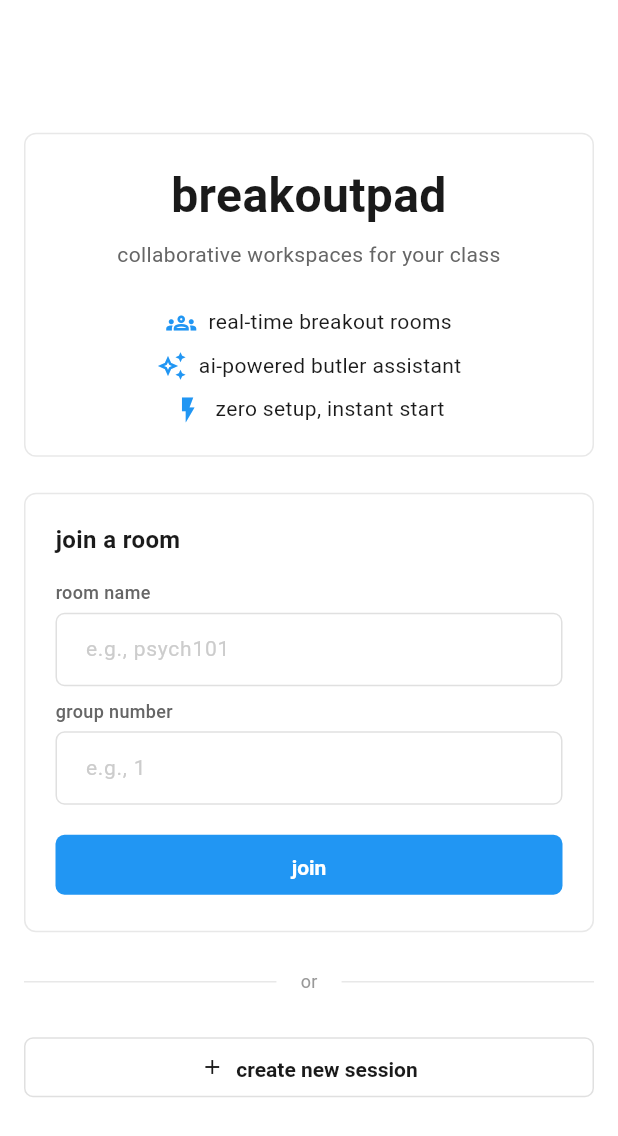
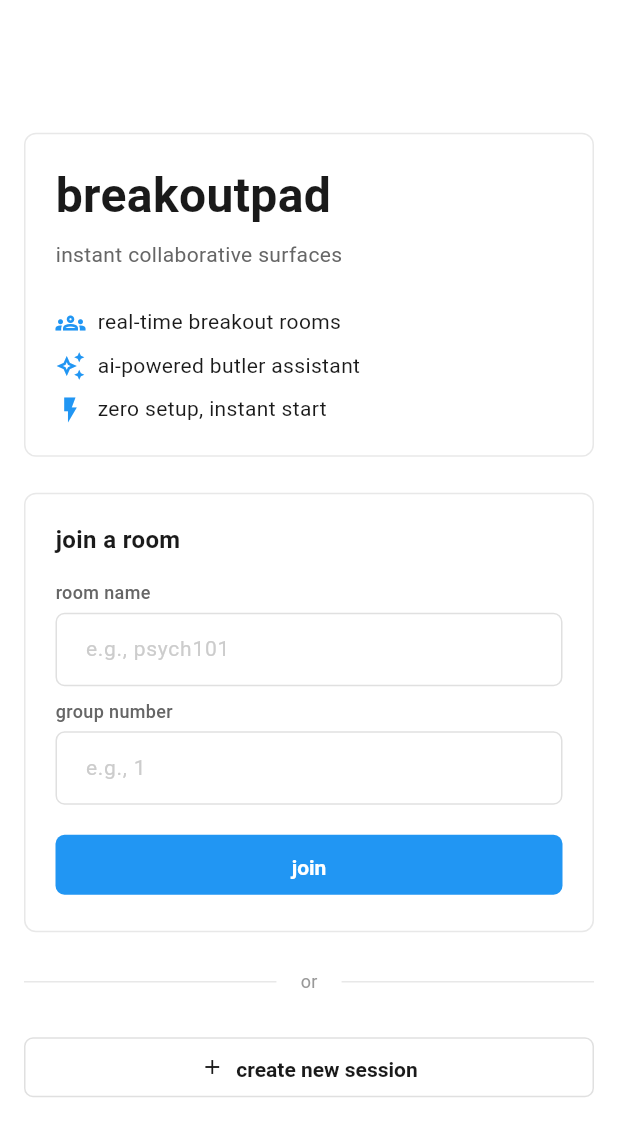
Before and after one commit to dgavriloff/serverpod-butler, a Flutter app: the screen it shows after launch, on a phone screen of 412 x 824 dp. Shown: the top 1136 px of the screen. Run offline on Flutter 3.47's test engine with Material 3 defaults, Android fonts, the phone set to English and light mode, and no system bars; our stand-ins replace flutter_riverpod, go_router, google_generative_ai, web; missing offline and left inert: dart:js_interop, serverpod, serverpod_auth_core_client, serverpod_auth_core_server, serverpod_auth_idp_client, serverpod_auth_idp_server and 2 more; statements that could not run were skipped.

Commit message:
fix: left-align hero card text, update subtitle
Always left-align all text in the hero card (remove alignment param).
Change subtitle from "collaborative workspaces for your class" to
"instant collaborative surfaces".

Generated with [Claude Code](https://claude.ai/code)
via [Happy](https://happy.engineering)

Co-Authored-By: Claude <noreply@anthropic.com>
Co-Authored-By: Happy <yesreply@happy.engineering>

```diff
--- a/breakout_butler/breakout_butler_flutter/lib/features/home/screens/home_screen.dart
+++ b/breakout_butler/breakout_butler_flutter/lib/features/home/screens/home_screen.dart
@@ -116,7 +116,7 @@ class _HomeScreenState extends ConsumerState<HomeScreen> {
                     bottom: SpSpacing.xl,
                   ),
                   child: const Center(
-                    child: HomeHero(alignment: CrossAxisAlignment.start),
+                    child: HomeHero(),
                   ),
                 ),
               ),
--- a/breakout_butler/breakout_butler_flutter/lib/features/home/widgets/home_hero.dart
+++ b/breakout_butler/breakout_butler_flutter/lib/features/home/widgets/home_hero.dart
@@ -6,37 +6,27 @@ import '../../../core/theme/sp_typography.dart';
 import '../../../core/widgets/sp_card.dart';
 
 /// Hero section for the home screen — title + subtitle + feature bullets
-/// wrapped in an SpCard.
-///
-/// [alignment] controls cross-axis: centered on mobile, left-aligned on desktop.
+/// wrapped in an SpCard. Always left-aligned.
 class HomeHero extends StatelessWidget {
-  const HomeHero({
-    super.key,
-    this.alignment = CrossAxisAlignment.center,
-  });
-
-  final CrossAxisAlignment alignment;
+  const HomeHero({super.key});
 
   @override
   Widget build(BuildContext context) {
-    final textAlign =
-        alignment == CrossAxisAlignment.center ? TextAlign.center : TextAlign.left;
-
     return SpCard(
       child: Column(
         mainAxisSize: MainAxisSize.min,
-        crossAxisAlignment: alignment,
+        crossAxisAlignment: CrossAxisAlignment.start,
         children: [
           Text(
             'breakoutpad',
             style: SpTypography.display,
-            textAlign: textAlign,
+            textAlign: TextAlign.left,
           ),
           const SizedBox(height: SpSpacing.sm),
           Text(
-            'collaborative workspaces for your class',
+            'instant collaborative surfaces',
             style: SpTypography.body.copyWith(color: SpColors.textSecondary),
-            textAlign: textAlign,
+            textAlign: TextAlign.left,
           ),
           const SizedBox(height: SpSpacing.lg),
           _FeatureBullet(
```
Also changed, not shown: 4 other files.
